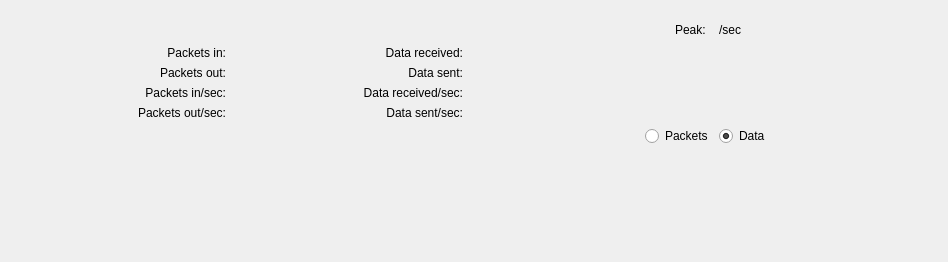
helloSystem/Utilities, file Under Construction/Activity Monitor.app/Resources/activity_monitor/ui/tab_network.ui: the form before one commit.
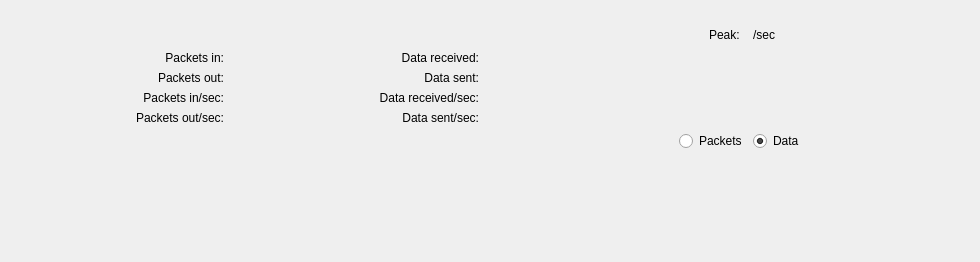
The form after the commit. Custom widgets are drawn as their Qt base class.

Diff of the .ui file:
```diff
--- a/Under Construction/Activity Monitor.app/Resources/activity_monitor/ui/tab_network.ui
+++ b/Under Construction/Activity Monitor.app/Resources/activity_monitor/ui/tab_network.ui
@@ -6,7 +6,7 @@
             <rect>
                 <x>0</x>
                 <y>0</y>
-                <width>948</width>
+                <width>980</width>
                 <height>262</height>
             </rect>
         </property>
@@ -48,7 +48,7 @@
                             <property name="sizeHint" stdset="0">
                                 <size>
                                     <width>20</width>
-                                    <height>20</height>
+                                    <height>25</height>
                                 </size>
                             </property>
                         </spacer>
@@ -61,7 +61,7 @@
                             <property name="rightMargin">
                                 <number>20</number>
                             </property>
-                            <item row="0" column="7">
+                            <item row="0" column="9">
                                 <layout class="QHBoxLayout" name="hobxbandwidh">
                                     <property name="spacing">
                                         <number>0</number>
@@ -131,7 +131,7 @@
                                     </item>
                                 </layout>
                             </item>
-                            <item row="1" column="2">
+                            <item row="1" column="3">
                                 <widget class="QLabel" name="label_packets_in_value">
                                     <property name="text">
                                         <string/>
@@ -151,7 +151,7 @@
                                     </property>
                                 </widget>
                             </item>
-                            <item row="4" column="4">
+                            <item row="4" column="5">
                                 <widget class="QLabel" name="label_data_sent_sec">
                                     <property name="text">
                                         <string>Data sent/sec:</string>
@@ -161,7 +161,7 @@
                                     </property>
                                 </widget>
                             </item>
-                            <item row="0" column="3">
+                            <item row="0" column="4">
                                 <spacer name="horizontalSpacer">
                                     <property name="orientation">
                                         <enum>Qt::Horizontal</enum>
@@ -177,10 +177,23 @@
                                     </property>
                                 </spacer>
                             </item>
-                            <item row="1" column="7" rowspan="4">
+                            <item row="0" column="10">
+                                <spacer name="horizontalSpacer_9">
+                                    <property name="orientation">
+                                        <enum>Qt::Horizontal</enum>
+                                    </property>
+                                    <property name="sizeHint" stdset="0">
+                                        <size>
+                                            <width>40</width>
+                                            <height>20</height>
+                                        </size>
+                                    </property>
+                                </spacer>
+                            </item>
+                            <item row="1" column="9" rowspan="4">
                                 <widget class="QWidget" name="graph" native="true"/>
                             </item>
-                            <item row="3" column="5">
+                            <item row="3" column="7">
                                 <widget class="QLabel" name="label_data_received_sec_value">
                                     <property name="text">
                                         <string/>
@@ -210,7 +223,23 @@
                                     </property>
                                 </widget>
                             </item>
-                            <item row="1" column="5">
+                            <item row="0" column="6">
+                                <spacer name="horizontalSpacer_10">
+                                    <property name="orientation">
+                                        <enum>Qt::Horizontal</enum>
+                                    </property>
+                                    <property name="sizeType">
+                                        <enum>QSizePolicy::Preferred</enum>
+                                    </property>
+                                    <property name="sizeHint" stdset="0">
+                                        <size>
+                                            <width>20</width>
+                                            <height>20</height>
+                                        </size>
+                                    </property>
+                                </spacer>
+                            </item>
+                            <item row="1" column="7">
                                 <widget class="QLabel" name="label_data_received_value">
                                     <property name="text">
                                         <string/>
@@ -220,7 +249,7 @@
                                     </property>
                                 </widget>
                             </item>
-                            <item row="3" column="4">
+                            <item row="3" column="5">
                                 <widget class="QLabel" name="label_data_received_sec">
                                     <property name="text">
                                         <string>Data received/sec:</string>
@@ -230,20 +259,7 @@
                                     </property>
                                 </widget>
                             </item>
-                            <item row="6" column="1">
-                                <spacer name="verticalSpacer">
-                                    <property name="orientation">
-                                        <enum>Qt::Vertical</enum>
-                                    </property>
-                                    <property name="sizeHint" stdset="0">
-                                        <size>
-                                            <width>20</width>
-                                            <height>40</height>
-                                        </size>
-                                    </property>
-                                </spacer>
-                            </item>
-                            <item row="4" column="5">
+                            <item row="4" column="7">
                                 <widget class="QLabel" name="label_data_sent_sec_value">
                                     <property name="text">
                                         <string/>
@@ -256,7 +272,7 @@
                             <item row="3" column="6" alignment="Qt::AlignLeft">
                                 <widget class="ColorButton" name="color_picker_data_received_sec_value" native="true"/>
                             </item>
-                            <item row="2" column="5">
+                            <item row="2" column="7">
                                 <widget class="QLabel" name="label_data_sent_value">
                                     <property name="text">
                                         <string/>
@@ -266,7 +282,7 @@
                                     </property>
                                 </widget>
                             </item>
-                            <item row="0" column="6">
+                            <item row="0" column="8">
                                 <spacer name="horizontalSpacer_5">
                                     <property name="orientation">
                                         <enum>Qt::Horizontal</enum>
@@ -292,7 +308,7 @@
                                     </property>
                                 </widget>
                             </item>
-                            <item row="1" column="4">
+                            <item row="1" column="5">
                                 <widget class="QLabel" name="label_data_received">
                                     <property name="text">
                                         <string>Data received:</string>
@@ -315,7 +331,7 @@
                                     </property>
                                 </spacer>
                             </item>
-                            <item row="2" column="4">
+                            <item row="2" column="5">
                                 <widget class="QLabel" name="label_data_sent">
                                     <property name="text">
                                         <string>Data sent:</string>
@@ -325,7 +341,7 @@
                                     </property>
                                 </widget>
                             </item>
-                            <item row="4" column="2">
+                            <item row="4" column="3">
                                 <widget class="QLabel" name="label_packets_out_sec_value">
                                     <property name="text">
                                         <string/>
@@ -335,7 +351,7 @@
                                     </property>
                                 </widget>
                             </item>
-                            <item row="2" column="2">
+                            <item row="2" column="3">
                                 <widget class="QLabel" name="label_packets_out_value">
                                     <property name="text">
                                         <string/>
@@ -345,7 +361,7 @@
                                     </property>
                                 </widget>
                             </item>
-                            <item row="3" column="2">
+                            <item row="3" column="3">
                                 <widget class="QLabel" name="label_packets_in_sec_value">
                                     <property name="text">
                                         <string/>
@@ -358,7 +374,7 @@
                             <item row="4" column="6" alignment="Qt::AlignLeft">
                                 <widget class="ColorButton" name="color_picker_data_sent_sec_value" native="true"/>
                             </item>
-                            <item row="5" column="7">
+                            <item row="5" column="9">
                                 <layout class="QHBoxLayout" name="horizontalLayout">
                                     <item>
                                         <spacer name="horizontalSpacer_7">
@@ -423,14 +439,17 @@
                                     </item>
                                 </layout>
                             </item>
-                            <item row="0" column="8">
-                                <spacer name="horizontalSpacer_9">
+                            <item row="0" column="2">
+                                <spacer name="horizontalSpacer_11">
                                     <property name="orientation">
                                         <enum>Qt::Horizontal</enum>
                                     </property>
+                                    <property name="sizeType">
+                                        <enum>QSizePolicy::Preferred</enum>
+                                    </property>
                                     <property name="sizeHint" stdset="0">
                                         <size>
-                                            <width>40</width>
+                                            <width>20</width>
                                             <height>20</height>
                                         </size>
                                     </property>
@@ -438,6 +457,19 @@
                             </item>
                         </layout>
                     </item>
+                    <item>
+                        <spacer name="verticalSpacer">
+                            <property name="orientation">
+                                <enum>Qt::Vertical</enum>
+                            </property>
+                            <property name="sizeHint" stdset="0">
+                                <size>
+                                    <width>20</width>
+                                    <height>40</height>
+                                </size>
+                            </property>
+                        </spacer>
+                    </item>
                 </layout>
             </item>
         </layout>
```
Left out of the diff: 4 changed lines with no effect on the pictures.
